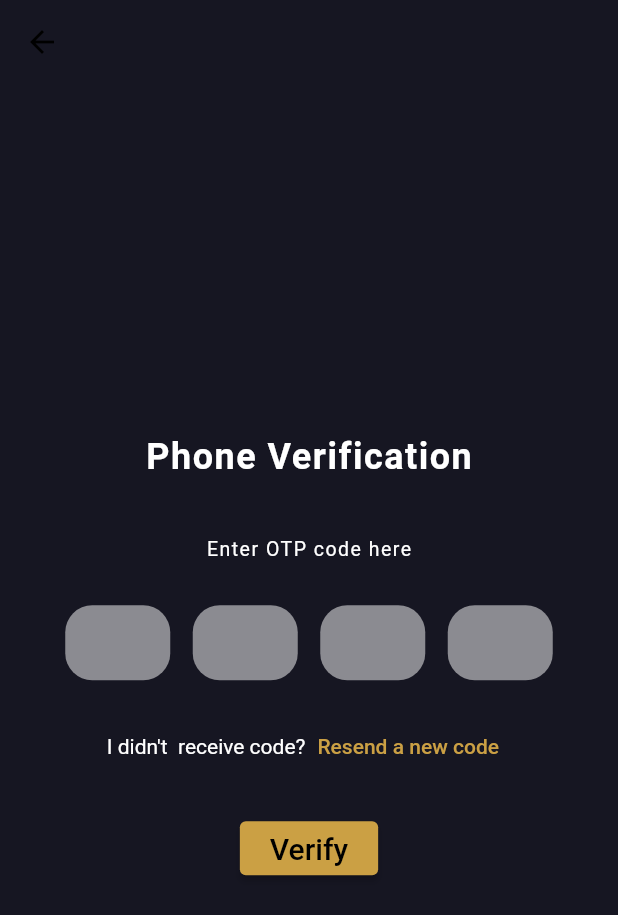
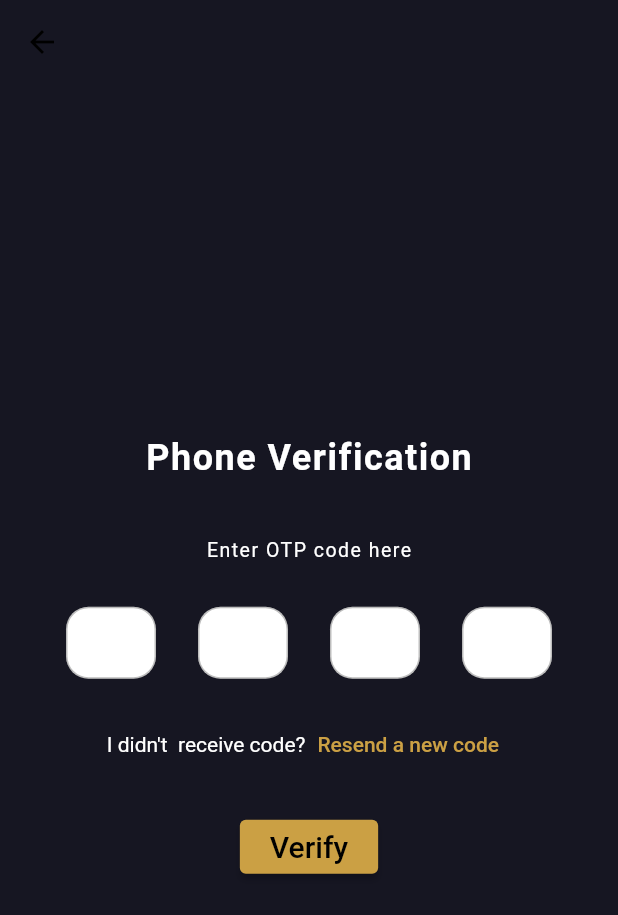
Before and after one commit to morganbr12/inferno-_app, a Flutter app: the CodeVerification screen opened by its route, on a phone screen of 412 x 824 dp. Shown: the top 915 px of the screen. Run offline on Flutter 3.47's test engine with Material 2 defaults, Android fonts, the phone set to English and light mode, and no system bars; drawn by our look-alikes of otp_text_field; our stand-ins replace cloud_firestore, firebase_core, flutter_screenutil, google_maps_flutter; accounts and stored records are empty.

Commit message:
check for this new changes

```diff
--- a/lib/Widget/sign_up.dart
+++ b/lib/Widget/sign_up.dart
@@ -12,6 +12,8 @@ class SignUpPage extends StatefulWidget {
 }
 
 class _SignUpPageState extends State<SignUpPage> {
+  final bool users1 = false;
+
   TextEditingController firstNameController = TextEditingController();
   TextEditingController secondNameController = TextEditingController();
   TextEditingController phoneNumberController = TextEditingController();
@@ -32,6 +34,7 @@ class _SignUpPageState extends State<SignUpPage> {
 
     Future<void> addUser() {
       // Call the user's CollectionReference to add a new user
+
       return users
           .add({
             'userId': '',
--- a/lib/screens/code_verify.dart
+++ b/lib/screens/code_verify.dart
@@ -1,5 +1,7 @@
 import 'package:flutter/material.dart';
-
+// import 'package:otp_text_field/otp_field.dart';
+import 'package:otp_text_field/otp_text_field.dart';
+import 'package:otp_text_field/style.dart';
 
 class CodeVerification extends StatefulWidget {
   const CodeVerification({Key? key}) : super(key: key);
@@ -13,9 +15,7 @@ class _CodeVerificationState extends State<CodeVerification> {
   Widget build(BuildContext context) {
     return Scaffold(
       backgroundColor: Color.fromRGBO(22, 22, 34, 1),
-      appBar: AppBar(
-
-      ),
+      appBar: AppBar(),
       body: Center(
         child: Column(
           mainAxisAlignment: MainAxisAlignment.center,
@@ -27,8 +27,7 @@ class _CodeVerificationState extends State<CodeVerification> {
                   fontSize: 24,
                   fontWeight: FontWeight.bold,
                   color: Colors.white,
-                  letterSpacing: 1
-              ),
+                  letterSpacing: 1),
             ),
             const SizedBox(
               height: 40,
@@ -39,10 +38,8 @@ class _CodeVerificationState extends State<CodeVerification> {
                   fontSize: 13,
                   // fontWeight: FontWeight.bold,
                   color: Colors.white,
-                  letterSpacing: 1
-              ),
+                  letterSpacing: 1),
             ),
-
             const SizedBox(
               height: 30,
             ),
@@ -50,100 +47,42 @@ class _CodeVerificationState extends State<CodeVerification> {
               // crossAxisAlignment: CrossAxisAlignment.center,
               mainAxisAlignment: MainAxisAlignment.center,
               children: [
-                Container(
-                  height: 50,
-                  width: 70,
-                  margin: const EdgeInsets.only(right: 15),
-                  decoration: BoxDecoration(
-                      color: Colors.white.withOpacity(0.5),
-                      borderRadius: BorderRadius.circular(18)
-                  ),
-                  child: const TextField(
-                    textAlign: TextAlign.center,
-                    cursorColor: Colors.black,
-                    decoration: InputDecoration(
-                        enabledBorder: InputBorder.none,
-                        focusedBorder: InputBorder.none,
-                        contentPadding: EdgeInsets.fromLTRB(10, 10, 10, 10)
+                OTPTextField(
+                    // controller: otpController,
+                    length: 4,
+                    width: MediaQuery.of(context).size.width - 60,
+                    textFieldAlignment: MainAxisAlignment.spaceAround,
+                    fieldWidth: 60,
+                    otpFieldStyle: OtpFieldStyle(
+                      backgroundColor: Colors.white,
+                      borderColor: Colors.white,
                     ),
-                  ),
-                ),
-                Container(
-                  height: 50,
-                  width: 70,
-                  margin: const EdgeInsets.only(right: 15),
-                  decoration: BoxDecoration(
-                      color: Colors.white.withOpacity(0.5),
-                      borderRadius: BorderRadius.circular(18)
-                  ),
-                  child: const TextField(
-                    textAlign: TextAlign.center,
-                    cursorColor: Colors.black,
-                    decoration: InputDecoration(
-                        enabledBorder: InputBorder.none,
-                        focusedBorder: InputBorder.none,
-                        contentPadding: EdgeInsets.fromLTRB(10, 10, 10, 10)
-                    ),
-                  ),
-                ),
-                Container(
-                  height: 50,
-                  width: 70,
-                  margin: const EdgeInsets.only(right: 15),
-                  decoration: BoxDecoration(
-                      color: Colors.white.withOpacity(0.5),
-                      borderRadius: BorderRadius.circular(18)
-                  ),
-                  child: const TextField(
-                    textAlign: TextAlign.center,
-                    cursorColor: Colors.black,
-                    decoration: InputDecoration(
-                        enabledBorder: InputBorder.none,
-                        focusedBorder: InputBorder.none,
-                        contentPadding: EdgeInsets.fromLTRB(10, 10, 10, 10)
-                    ),
-                  ),
-                ),
-                Container(
-                  height: 50,
-                  width: 70,
-                  decoration: BoxDecoration(
-                      color: Colors.white.withOpacity(0.5),
-                      borderRadius: BorderRadius.circular(18)
-                  ),
-                  child: const TextField(
-                    textAlign: TextAlign.center,
-                    cursorColor: Colors.black,
-                    decoration: InputDecoration(
-                        enabledBorder: InputBorder.none,
-                        focusedBorder: InputBorder.none,
-                        contentPadding: EdgeInsets.fromLTRB(10, 10, 10, 10)
-                    ),
-                  ),
-                ),
+                    fieldStyle: FieldStyle.box,
+                    outlineBorderRadius: 15,
+                    style: const TextStyle(fontSize: 17),
+                    onChanged: (pin) {
+                      print("Changed: " + pin);
+                    },
+                    onCompleted: (pin) {
+                      print("Completed: " + pin);
+                    }),
               ],
             ),
             const SizedBox(
               height: 20,
             ),
-
             Row(
               mainAxisAlignment: MainAxisAlignment.center,
               children: [
                 Text(
-                    'I didn\'t  receive code?',
-                  style: TextStyle(
-                    color: Theme.of(context).accentColor
-                  ),
+                  'I didn\'t  receive code?',
+                  style: TextStyle(color: Theme.of(context).accentColor),
                 ),
-
                 TextButton(
                   onPressed: () {},
                   child: Text(
-                      'Resend a new code',
-                    style: TextStyle(
-                      color: Theme.of(context).primaryColor
-                    ),
+                    'Resend a new code',
+                    style: TextStyle(color: Theme.of(context).primaryColor),
                   ),
                 ),
               ],
@@ -159,8 +98,7 @@ class _CodeVerificationState extends State<CodeVerification> {
                   ),
                   padding: MaterialStateProperty.all(
                     const EdgeInsets.fromLTRB(20, 0, 20, 0),
-                  )
-              ),
+                  )),
               child: const Text(
                 'Verify',
                 style: TextStyle(
--- a/pubspec.yaml
+++ b/pubspec.yaml
@@ -42,6 +42,7 @@ dependencies:
   firebase_auth: ^3.3.5
   firebase_core: ^1.11.0
   cloud_firestore: ^3.1.7
+  otp_text_field: ^1.1.2
 
 dev_dependencies:
   flutter_test:
```
Also changed, not shown: pubspec.lock.
